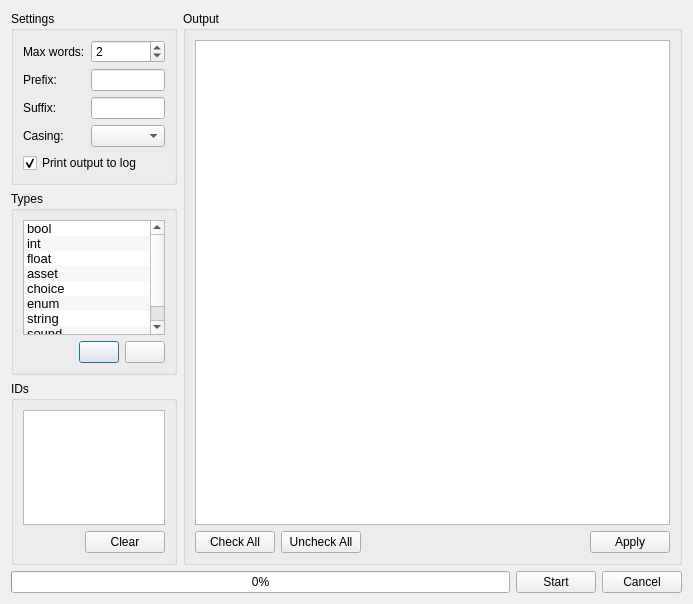
The window that src/Editor/CGeneratePropertyNamesDialog.ui (AxioDL/PrimeWorldEditor) describes before a commit, drawn with Qt 5.
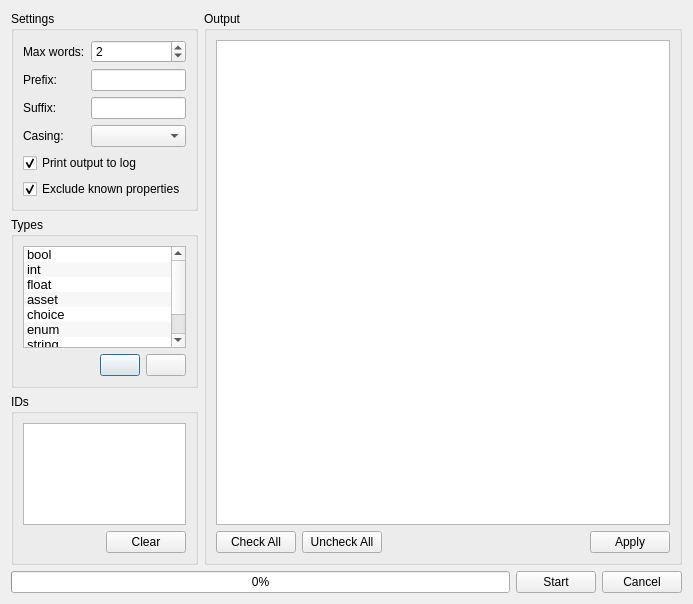
The same window after the commit. Icons and pictures are not drawn. Custom widgets are drawn as their Qt base class.

Commit message: Added support for excluding properties from generation results that already have valid names. Plus some more property names

What changed in the file:
```diff
--- a/src/Editor/CGeneratePropertyNamesDialog.ui
+++ b/src/Editor/CGeneratePropertyNamesDialog.ui
@@ -88,6 +88,16 @@
             </property>
            </widget>
           </item>
+          <item>
+           <widget class="QCheckBox" name="UnnamedOnlyCheckBox">
+            <property name="text">
+             <string>Exclude known properties</string>
+            </property>
+            <property name="checked">
+             <bool>true</bool>
+            </property>
+           </widget>
+          </item>
          </layout>
         </widget>
        </item>
```
The commit also changes 17 other files.
